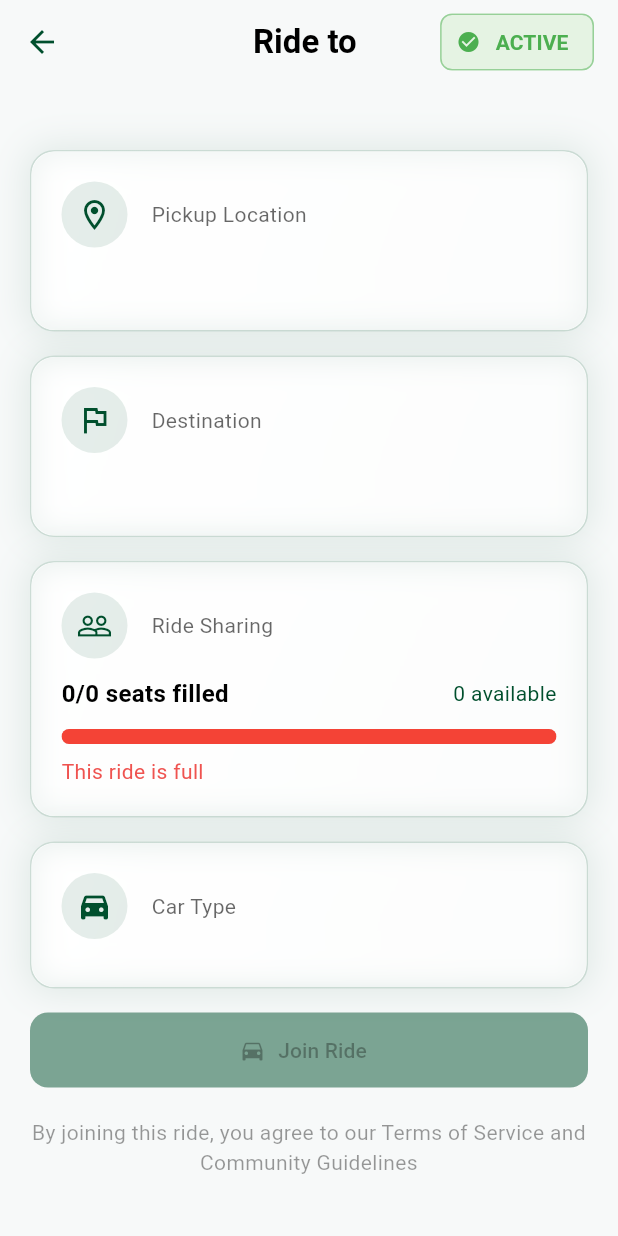
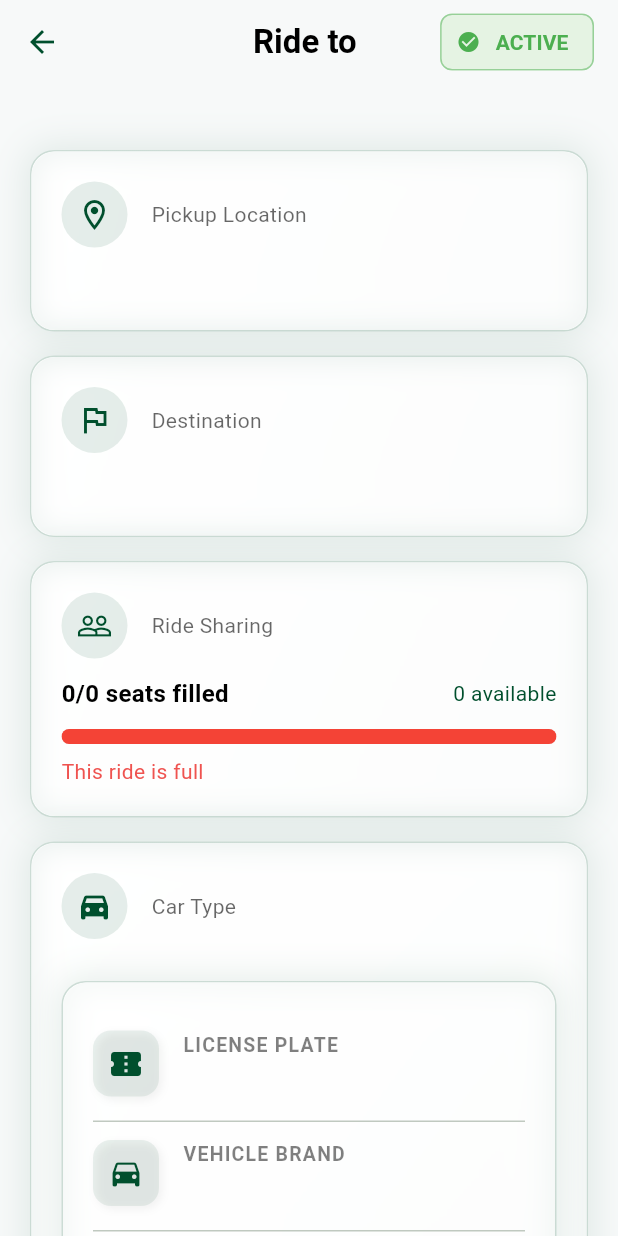
Before and after one commit to leoulendryas/transport_share_app, a Flutter app: the RideDetailScreen screen opened directly with empty values, after a tap on "OK", on a phone screen of 412 x 824 dp. Run offline on Flutter 3.47's test engine with Material 3 defaults, Android fonts, the phone set to English and light mode, and no system bars; drawn by our look-alikes of flutter_animate; our stand-ins replace app_links, flutter_typeahead, geocoding, geolocator, image_picker, liquid_pull_to_refresh and 4 more; accounts and stored records are empty; network calls fail.

Commit message:
Display brand name, color, and plate number in ride detail screen

```diff
--- a/lib/screens/rides/ride_detail_screen.dart
+++ b/lib/screens/rides/ride_detail_screen.dart
@@ -481,26 +481,128 @@ class _RideDetailScreenState extends State<RideDetailScreen> {
     return DateFormat('EEE, MMM d • h:mm a').format(dateTime);
   }
 
+  Color _getColorFromString(String colorName) {
+    final colorMap = {
+      'red': Colors.red,
+      'blue': Colors.blue,
+      'green': const Color(0xFF004F2D),
+      'black': Colors.black,
+      'white': Colors.white,
+      'gray': Colors.grey,
+      'grey': Colors.grey,
+      'silver': Colors.grey.shade400,
+      'yellow': Colors.yellow,
+      'orange': Colors.orange,
+      'purple': Colors.purple,
+    };
+    return colorMap[colorName.toLowerCase()] ?? const Color(0xFF004F2D);
+  }
+
+  Widget _buildVehicleDetailRow({
+    required IconData icon,
+    required String label,
+    required String value,
+    Color? color,
+  }) {
+    return Padding(
+      padding: const EdgeInsets.symmetric(vertical: 12),
+      child: Row(
+        crossAxisAlignment: CrossAxisAlignment.start,
+        children: [
+          Container(
+            padding: const EdgeInsets.all(10),
+            decoration: BoxDecoration(
+              color: const Color(0xFF004F2D).withOpacity(0.08),
+              borderRadius: BorderRadius.circular(12),
+              boxShadow: [
+                BoxShadow(
+                  color: Colors.black.withOpacity(0.05),
+                  blurRadius: 4,
+                  offset: const Offset(2, 2),
+                ),
+              ],
+            ),
+            child: Icon(
+              icon,
+              size: 24,
+              color: const Color(0xFF004F2D),
+            ),
+          ),
+          const SizedBox(width: 16),
+          Expanded(
+            child: Column(
+              crossAxisAlignment: CrossAxisAlignment.start,
+              children: [
+                Text(
+                  label.toUpperCase(),
+                  style: TextStyle(
+                    color: Colors.black.withOpacity(0.5),
+                    fontSize: 13,
+                    letterSpacing: 0.8,
+                    fontWeight: FontWeight.w600,
+                  ),
+                ),
+                const SizedBox(height: 6),
+                if (color != null)
+                  Row(
+                    children: [
+                      Container(
+                        width: 22,
+                        height: 22,
+                        decoration: BoxDecoration(
+                          color: color,
+                          shape: BoxShape.circle,
+                          border: Border.all(color: Colors.grey.shade300, width: 1),
+                        ),
+                      ),
+                      const SizedBox(width: 10),
+                      Text(
+                        value,
+                        style: const TextStyle(
+                          fontSize: 16,
+                          fontWeight: FontWeight.w600,
+                          color: Colors.black,
+                        ),
+                      ),
+                    ],
+                  )
+                else
+                  Text(
+                    value,
+                    style: const TextStyle(
+                      fontSize: 16,
+                      fontWeight: FontWeight.w600,
+                      color: Colors.black,
+                    ),
+                  ),
+              ],
+            ),
+          ),
+        ],
+      ),
+    );
+  }
+
   @override
   Widget build(BuildContext context) {
     if (_isLoading) {
       return Scaffold(
-        backgroundColor: Color(0xFFF7F9F9),
+        backgroundColor: const Color(0xFFF7F9F9),
         body: Center(
           child: CircularProgressIndicator(
-            color: Color(0xFF004F2D),
+            color: const Color(0xFF004F2D),
           ),
         ),
       );
     }
 
     return Scaffold(
-      backgroundColor: Color(0xFFF7F9F9),
+      backgroundColor: const Color(0xFFF7F9F9),
       extendBodyBehindAppBar: false,
       appBar: AppBar(
         title: Text(
           'Ride to ${_ride.toAddress.split(',').first}',
-          style: TextStyle(
+          style: const TextStyle(
             color: Colors.black,
             fontWeight: FontWeight.bold,
           ),
@@ -509,7 +611,7 @@ class _RideDetailScreenState extends State<RideDetailScreen> {
         elevation: 0,
         backgroundColor: Colors.transparent,
         scrolledUnderElevation: 4,
-        iconTheme: IconThemeData(color: Color(0xFF004F2D)),
+        iconTheme: const IconThemeData(color: Color(0xFF004F2D)),
         actions: [
           Padding(
             padding: const EdgeInsets.only(right: 16),
@@ -518,7 +620,7 @@ class _RideDetailScreenState extends State<RideDetailScreen> {
         ],
       ),
       body: Container(
-        decoration: BoxDecoration(
+        decoration: const BoxDecoration(
           gradient: LinearGradient(
             begin: Alignment.topCenter,
             end: Alignment.bottomCenter,
@@ -561,10 +663,10 @@ class _RideDetailScreenState extends State<RideDetailScreen> {
                               Container(
                                 padding: const EdgeInsets.all(10),
                                 decoration: BoxDecoration(
-                                  color: Color(0xFF004F2D).withOpacity(0.1),
+                                  color: const Color(0xFF004F2D).withOpacity(0.1),
                                   shape: BoxShape.circle,
                                 ),
-                                child: Icon(
+                                child: const Icon(
                                   Icons.directions_car_filled,
                                   size: 24,
                                   color: Color(0xFF004F2D),
@@ -583,6 +685,35 @@ class _RideDetailScreenState extends State<RideDetailScreen> {
                           ),
                           const SizedBox(height: 12),
                           _buildCompanyChips(_ride.companyIds),
+                          const SizedBox(height: 16),
+                          GlassCard(
+                            color: Colors.white,
+                            child: Padding(
+                              padding: const EdgeInsets.all(20),
+                              child: Column(
+                                children: [
+                                  _buildVehicleDetailRow(
+                                    icon: Icons.confirmation_number,
+                                    label: 'License Plate',
+                                    value: _ride.plateNumber,
+                                  ),
+                                  const Divider(height: 1),
+                                  _buildVehicleDetailRow(
+                                    icon: Icons.directions_car,
+                                    label: 'Vehicle Brand',
+                                    value: _ride.brandName,
+                                  ),
+                                  const Divider(height: 1),
+                                  _buildVehicleDetailRow(
+                                    icon: Icons.color_lens,
+                                    label: 'Vehicle Color',
+                                    value: _ride.color,
+                                    color: _getColorFromString(_ride.color),
+                                  ),
+                                ],
+                              ),
+                            ),
+                          ).animate().fadeIn(duration: 300.ms).slideY(begin: 0.1, end: 0),
                         ],
                       ),
                     ),
```
